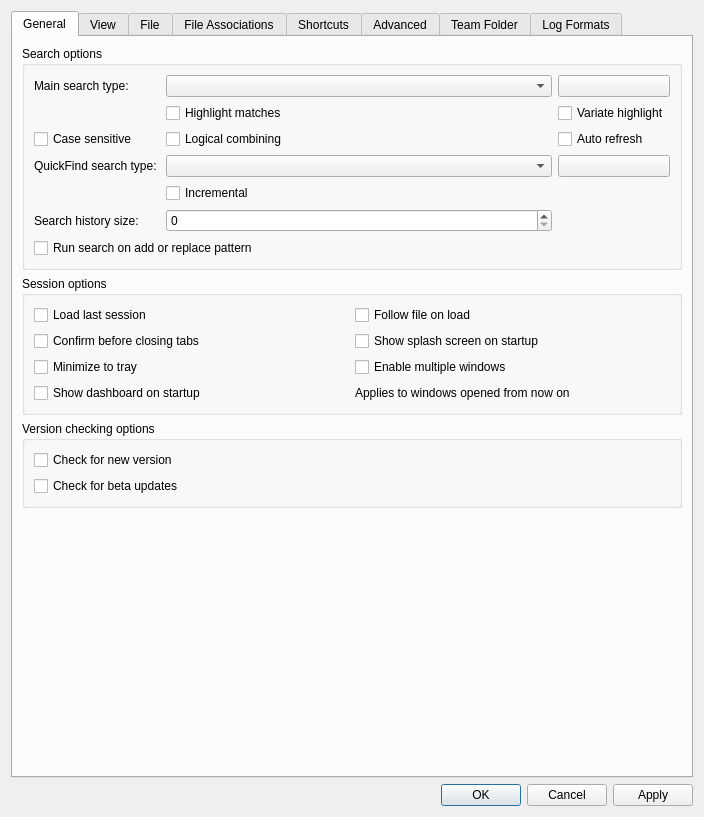
First picture: the form in src/ui/include/optionsdialog.ui, repository 64x-lunicorn/LogSquirl, before the edit.
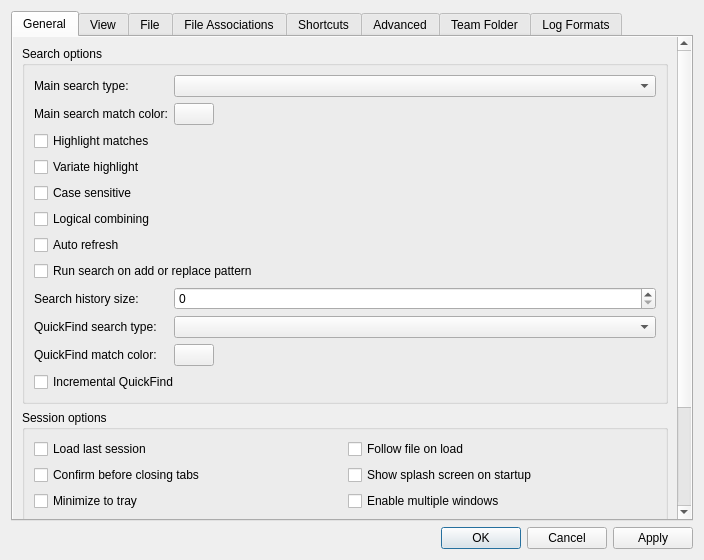
Second picture: the form after the edit.

Commit message:
feat: the Preferences dialog fits on a laptop screen (#888)
The dialog opens 560 px high instead of 817 px, and every tab holds its
content in a scroll area, so a tall tab scrolls instead of growing the
dialog past the screen's edge. The Search options group on the General
tab lists one setting per row, and the two color buttons have labels
saying which match color they set.

What changed in the file:
```diff
--- a/src/ui/include/optionsdialog.ui
+++ b/src/ui/include/optionsdialog.ui
@@ -7,7 +7,7 @@
     <x>0</x>
     <y>0</y>
     <width>704</width>
-    <height>817</height>
+    <height>560</height>
    </rect>
   </property>
   <property name="sizePolicy">
@@ -32,6 +32,28 @@
       <attribute name="title">
        <string>General</string>
       </attribute>
+      <layout class="QVBoxLayout" name="general_tabScrollLayout">
+       <property name="leftMargin">
+        <number>0</number>
+       </property>
+       <property name="topMargin">
+        <number>0</number>
+       </property>
+       <property name="rightMargin">
+        <number>0</number>
+       </property>
+       <property name="bottomMargin">
+        <number>0</number>
+       </property>
+       <item>
+        <widget class="QScrollArea" name="general_tabScrollArea">
+         <property name="frameShape">
+          <enum>QFrame::NoFrame</enum>
+         </property>
+         <property name="widgetResizable">
+          <bool>true</bool>
+         </property>
+         <widget class="QWidget" name="general_tabContents">
       <layout class="QVBoxLayout" name="verticalLayout_3">
        <item>
         <widget class="QGroupBox" name="searchBox">
@@ -44,124 +66,167 @@
          <property name="title">
           <string>Search options</string>
          </property>
-         <layout class="QVBoxLayout" name="verticalLayout_4">
-          <item>
-           <layout class="QGridLayout" name="gridLayout">
-            <item row="0" column="2">
+             <layout class="QFormLayout" name="searchOptionsLayout">
+              <item row="0" column="0">
+               <widget class="QLabel" name="label_3">
+                <property name="text">
+                 <string>Main search type: </string>
+                </property>
+                <property name="buddy">
+                 <cstring>mainSearchBox</cstring>
+                </property>
+               </widget>
+              </item>
+              <item row="0" column="1">
+               <widget class="QComboBox" name="mainSearchBox">
+                <property name="sizePolicy">
+                 <sizepolicy hsizetype="Expanding" vsizetype="Fixed">
+                  <horstretch>0</horstretch>
+                  <verstretch>0</verstretch>
+                 </sizepolicy>
+                </property>
+               </widget>
+              </item>
+              <item row="1" column="0">
+               <widget class="QLabel" name="mainSearchColorLabel">
+                <property name="text">
+                 <string>Main search match color:</string>
+                </property>
+                <property name="buddy">
+                 <cstring>mainSearchColorButton</cstring>
+                </property>
+               </widget>
+              </item>
+              <item row="1" column="1">
              <widget class="QPushButton" name="mainSearchColorButton">
+                <property name="sizePolicy">
+                 <sizepolicy hsizetype="Fixed" vsizetype="Fixed">
+                  <horstretch>0</horstretch>
+                  <verstretch>0</verstretch>
+                 </sizepolicy>
+                </property>
+                <property name="toolTip">
+                 <string>The background color of the text the main search matches</string>
+                </property>
               <property name="text">
                <string/>
               </property>
              </widget>
             </item>
-            <item row="1" column="1">
+              <item row="2" column="0" colspan="2">
              <widget class="QCheckBox" name="highlightMainSearchCheckBox">
               <property name="text">
                <string>Highlight matches</string>
               </property>
              </widget>
             </item>
-            <item row="7" column="1">
-             <widget class="QCheckBox" name="incrementalCheckBox">
-              <property name="layoutDirection">
-               <enum>Qt::LeftToRight</enum>
-              </property>
-              <property name="text">
-               <string>Incremental</string>
-              </property>
-             </widget>
-            </item>
-            <item row="8" column="0">
-             <widget class="QLabel" name="label_11">
-              <property name="text">
-               <string>Search history size:</string>
-              </property>
-             </widget>
-            </item>
-            <item row="1" column="2">
+              <item row="3" column="0" colspan="2">
              <widget class="QCheckBox" name="variateHighlightCheckBox">
               <property name="text">
                <string>Variate highlight</string>
               </property>
              </widget>
             </item>
-            <item row="0" column="0">
-             <widget class="QLabel" name="label_3">
-              <property name="text">
-               <string>Main search type: </string>
-              </property>
-             </widget>
-            </item>
-            <item row="9" column="0" colspan="2">
-             <widget class="QCheckBox" name="autoRunSearchOnAddCheckBox">
-              <property name="text">
-               <string>Run search on add or replace pattern</string>
-              </property>
-             </widget>
-            </item>
-            <item row="4" column="0">
-             <widget class="QLabel" name="label_4">
-              <property name="text">
-               <string>QuickFind search type: </string>
-              </property>
-             </widget>
-            </item>
-            <item row="8" column="1">
-             <widget class="QSpinBox" name="searchHistorySpinBox">
-              <property name="maximum">
-               <number>999</number>
-              </property>
-             </widget>
-            </item>
-            <item row="0" column="1">
-             <widget class="QComboBox" name="mainSearchBox">
-              <property name="sizePolicy">
-               <sizepolicy hsizetype="Expanding" vsizetype="Fixed">
-                <horstretch>0</horstretch>
-                <verstretch>0</verstretch>
-               </sizepolicy>
-              </property>
-             </widget>
-            </item>
-            <item row="4" column="2">
-             <widget class="QPushButton" name="quickFindColorButton">
-              <property name="text">
-               <string/>
-              </property>
-             </widget>
-            </item>
-            <item row="4" column="1">
-             <widget class="QComboBox" name="quickFindSearchBox">
-              <property name="sizePolicy">
-               <sizepolicy hsizetype="Expanding" vsizetype="Fixed">
-                <horstretch>0</horstretch>
-                <verstretch>0</verstretch>
-               </sizepolicy>
-              </property>
-             </widget>
-            </item>
-            <item row="2" column="0">
+              <item row="4" column="0" colspan="2">
              <widget class="QCheckBox" name="caseSensitiveCheckBox">
               <property name="text">
                <string>Case sensitive</string>
               </property>
              </widget>
             </item>
-            <item row="2" column="1">
+              <item row="5" column="0" colspan="2">
              <widget class="QCheckBox" name="logicalCombiningCheckBox">
               <property name="text">
                <string>Logical combining</string>
               </property>
              </widget>
             </item>
-            <item row="2" column="2">
+              <item row="6" column="0" colspan="2">
              <widget class="QCheckBox" name="autoRefreshCheckBox">
               <property name="text">
                <string>Auto refresh</string>
               </property>
              </widget>
             </item>
-           </layout>
+              <item row="7" column="0" colspan="2">
+               <widget class="QCheckBox" name="autoRunSearchOnAddCheckBox">
+                <property name="text">
+                 <string>Run search on add or replace pattern</string>
+                </property>
+               </widget>
+              </item>
+              <item row="8" column="0">
+               <widget class="QLabel" name="label_11">
+                <property name="text">
+                 <string>Search history size:</string>
+                </property>
+                <property name="buddy">
+                 <cstring>searchHistorySpinBox</cstring>
+                </property>
+               </widget>
+              </item>
+              <item row="8" column="1">
+               <widget class="QSpinBox" name="searchHistorySpinBox">
+                <property name="maximum">
+                 <number>999</number>
+                </property>
+               </widget>
+              </item>
+              <item row="9" column="0">
+               <widget class="QLabel" name="label_4">
+                <property name="text">
+                 <string>QuickFind search type: </string>
+                </property>
+                <property name="buddy">
+                 <cstring>quickFindSearchBox</cstring>
+                </property>
+               </widget>
+              </item>
+              <item row="9" column="1">
+               <widget class="QComboBox" name="quickFindSearchBox">
+                <property name="sizePolicy">
+                 <sizepolicy hsizetype="Expanding" vsizetype="Fixed">
+                  <horstretch>0</horstretch>
+                  <verstretch>0</verstretch>
+                 </sizepolicy>
+                </property>
+               </widget>
+              </item>
+              <item row="10" column="0">
+               <widget class="QLabel" name="quickFindColorLabel">
+                <property name="text">
+                 <string>QuickFind match color:</string>
+                </property>
+                <property name="buddy">
+                 <cstring>quickFindColorButton</cstring>
+                </property>
+               </widget>
+              </item>
+              <item row="10" column="1">
+               <widget class="QPushButton" name="quickFindColorButton">
+                <property name="sizePolicy">
+                 <sizepolicy hsizetype="Fixed" vsizetype="Fixed">
+                  <horstretch>0</horstretch>
+                  <verstretch>0</verstretch>
+                 </sizepolicy>
+                </property>
+                <property name="toolTip">
+                 <string>The background color of the text QuickFind matches</string>
+                </property>
+                <property name="text">
+                 <string/>
+                </property>
+               </widget>
+              </item>
+              <item row="11" column="0" colspan="2">
+               <widget class="QCheckBox" name="incrementalCheckBox">
+                <property name="layoutDirection">
+                 <enum>Qt::LeftToRight</enum>
+                </property>
+                <property name="text">
+                 <string>Incremental QuickFind</string>
+                </property>
+               </widget>
           </item>
          </layout>
         </widget>
@@ -275,10 +340,36 @@
        </item>
       </layout>
      </widget>
+        </widget>
+       </item>
+      </layout>
+     </widget>
      <widget class="QWidget" name="viewTab">
       <attribute name="title">
        <string>View</string>
       </attribute>
+      <layout class="QVBoxLayout" name="viewTabScrollLayout">
+       <property name="leftMargin">
+        <number>0</number>
+       </property>
+       <property name="topMargin">
+        <number>0</number>
+       </property>
+       <property name="rightMargin">
+        <number>0</number>
+       </property>
+       <property name="bottomMargin">
+        <number>0</number>
+       </property>
+       <item>
+        <widget class="QScrollArea" name="viewTabScrollArea">
+         <property name="frameShape">
+          <enum>QFrame::NoFrame</enum>
+         </property>
+         <property name="widgetResizable">
+          <bool>true</bool>
+         </property>
+         <widget class="QWidget" name="viewTabContents">
       <layout class="QVBoxLayout" name="verticalLayout_12">
        <item>
         <widget class="QGroupBox" name="textGroupBox">
@@ -596,10 +687,36 @@
        </item>
       </layout>
      </widget>
+        </widget>
+       </item>
+      </layout>
+     </widget>
      <widget class="QWidget" name="file_watch_tab">
       <attribute name="title">
        <string>File</string>
       </attribute>
+      <layout class="QVBoxLayout" name="file_watch_tabScrollLayout">
+       <property name="leftMargin">
+        <number>0</number>
+       </property>
+       <property name="topMargin">
+        <number>0</number>
+       </property>
+       <property name="rightMargin">
+        <number>0</number>
+       </property>
+       <property name="bottomMargin">
+        <number>0</number>
+       </property>
+       <item>
+        <widget class="QScrollArea" name="file_watch_tabScrollArea">
+         <property name="frameShape">
+          <enum>QFrame::NoFrame</enum>
+         </property>
+         <property name="widgetResizable">
+          <bool>true</bool>
+         </property>
+         <widget class="QWidget" name="file_watch_tabContents">
       <layout class="QVBoxLayout" name="verticalLayout_9">
        <item>
         <widget class="QGroupBox" name="fileChangeBox">
@@ -820,10 +937,36 @@
        </item>
       </layout>
      </widget>
+        </widget>
+       </item>
+      </layout>
+     </widget>
      <widget class="QWidget" name="fileAssociationsTab">
       <attribute name="title">
        <string>File Associations</string>
       </attribute>
+      <layout class="QVBoxLayout" name="fileAssociationsTabScrollLayout">
+       <property name="leftMargin">
+        <number>0</number>
+       </property>
+       <property name="topMargin">
+        <number>0</number>
+       </property>
+       <property name="rightMargin">
+        <number>0</number>
+       </property>
+       <property name="bottomMargin">
+        <number>0</number>
+       </property>
+       <item>
+        <widget class="QScrollArea" name="fileAssociationsTabScrollArea">
+         <property name="frameShape">
+          <enum>QFrame::NoFrame</enum>
+         </property>
+         <property name="widgetResizable">
+          <bool>true</bool>
+         </property>
+         <widget class="QWidget" name="fileAssociationsTabContents">
       <layout class="QVBoxLayout" name="fileAssociationsLayout">
        <item>
         <widget class="QLabel" name="fileAssociationsIntroLabel">
@@ -922,10 +1065,36 @@
        </item>
       </layout>
      </widget>
+        </widget>
+       </item>
+      </layout>
+     </widget>
      <widget class="QWidget" name="shortcutsTab">
       <attribute name="title">
        <string>Shortcuts</string>
       </attribute>
+      <layout class="QVBoxLayout" name="shortcutsTabScrollLayout">
+       <property name="leftMargin">
+        <number>0</number>
+       </property>
+       <property name="topMargin">
+        <number>0</number>
+       </property>
+       <property name="rightMargin">
+        <number>0</number>
+       </property>
+       <property name="bottomMargin">
+        <number>0</number>
+       </property>
+       <item>
+        <widget class="QScrollArea" name="shortcutsTabScrollArea">
+         <property name="frameShape">
+          <enum>QFrame::NoFrame</enum>
+         </property>
+         <property name="widgetResizable">
+          <bool>true</bool>
+         </property>
+         <widget class="QWidget" name="shortcutsTabContents">
       <layout class="QVBoxLayout" name="verticalLayout_16">
        <item>
         <widget class="QTableWidget" name="shortcutsTable">
@@ -966,6 +1135,10 @@
        </item>
       </layout>
      </widget>
+        </widget>
+       </item>
+      </layout>
+     </widget>
      <widget class="QWidget" name="advanced_tab">
       <property name="enabled">
        <bool>true</bool>
@@ -973,6 +1146,28 @@
       <attribute name="title">
        <string>Advanced</string>
       </attribute>
+      <layout class="QVBoxLayout" name="advanced_tabScrollLayout">
+       <property name="leftMargin">
+        <number>0</number>
+       </property>
+       <property name="topMargin">
+        <number>0</number>
+       </property>
+       <property name="rightMargin">
+        <number>0</number>
+       </property>
+       <property name="bottomMargin">
+        <number>0</number>
+       </property>
+       <item>
+        <widget class="QScrollArea" name="advanced_tabScrollArea">
+         <property name="frameShape">
+          <enum>QFrame::NoFrame</enum>
+         </property>
+         <property name="widgetResizable">
+          <bool>true</bool>
+         </property>
+         <widget class="QWidget" name="advanced_tabContents">
       <layout class="QVBoxLayout" name="verticalLayout_5">
        <item>
         <widget class="QGroupBox" name="perfBox">
@@ -1230,10 +1425,36 @@
        </item>
       </layout>
      </widget>
+        </widget>
+       </item>
+      </layout>
+     </widget>
      <widget class="QWidget" name="teamFolderTab">
       <attribute name="title">
        <string>Team Folder</string>
       </attribute>
+      <layout class="QVBoxLayout" name="teamFolderTabScrollLayout">
+       <property name="leftMargin">
+        <number>0</number>
+       </property>
+       <property name="topMargin">
+        <number>0</number>
+       </property>
+       <property name="rightMargin">
+        <number>0</number>
+       </property>
+       <property name="bottomMargin">
+        <number>0</number>
+       </property>
+       <item>
+        <widget class="QScrollArea" name="teamFolderTabScrollArea">
+         <property name="frameShape">
+          <enum>QFrame::NoFrame</enum>
+         </property>
+         <property name="widgetResizable">
+          <bool>true</bool>
+         </property>
+         <widget class="QWidget" name="teamFolderTabContents">
       <layout class="QVBoxLayout" name="teamFolderLayout">
        <item>
         <widget class="QCheckBox" name="teamFolderCheckBox">
@@ -1482,10 +1703,36 @@
        </item>
       </layout>
      </widget>
+        </widget>
+       </item>
+      </layout>
+     </widget>
      <widget class="QWidget" name="logFormatsTab">
       <attribute name="title">
        <string>Log Formats</string>
       </attribute>
+      <layout class="QVBoxLayout" name="logFormatsTabScrollLayout">
+       <property name="leftMargin">
+        <number>0</number>
+       </property>
+       <property name="topMargin">
+        <number>0</number>
+       </property>
+       <property name="rightMargin">
+        <number>0</number>
+       </property>
+       <property name="bottomMargin">
+        <number>0</number>
+       </property>
+       <item>
+        <widget class="QScrollArea" name="logFormatsTabScrollArea">
+         <property name="frameShape">
+          <enum>QFrame::NoFrame</enum>
+         </property>
+         <property name="widgetResizable">
+          <bool>true</bool>
+         </property>
+         <widget class="QWidget" name="logFormatsTabContents">
       <layout class="QVBoxLayout" name="logFormatsLayout">
        <item>
         <widget class="QCheckBox" name="autoDetectLogFormatsCheckBox">
@@ -1564,6 +1811,10 @@
           </size>
          </property>
         </spacer>
+           </item>
+          </layout>
+         </widget>
+        </widget>
        </item>
       </layout>
      </widget>
```
Lines whose indentation alone changed are shown as unchanged. The commit also changes 2 other files.
